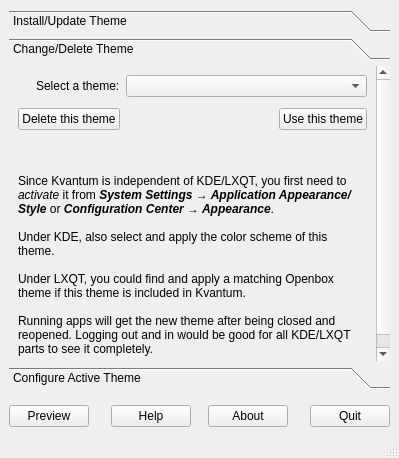
Old version of the form Kvantum/kvantummanager/kvantummanager.ui in the repository tsujan/Kvantum.
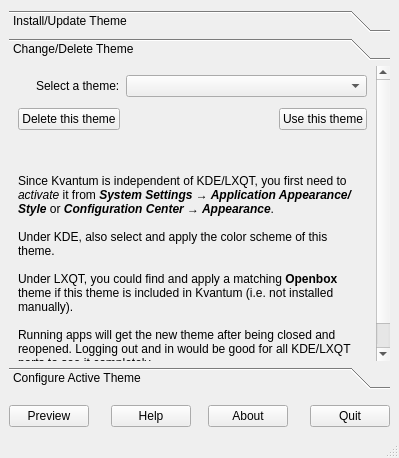
New version of the form. The open tabs and pages were chosen to show the change. Icons and pictures are not drawn.

Commit message:
Don't draw shadow if it doesn't have enough contrast with text.
As far as possible, of course.

What changed in the file:
```diff
--- a/Kvantum/kvantummanager/kvantummanager.ui
+++ b/Kvantum/kvantummanager/kvantummanager.ui
@@ -249,7 +249,7 @@
         <item row="4" column="0" colspan="2">
          <widget class="QLabel" name="usageLabel">
           <property name="text">
-           <string>&lt;br&gt;&lt;br&gt;Since Kvantum is independent of KDE/LXQT, you first need to &lt;i&gt;activate&lt;/i&gt; it from &lt;b&gt;&lt;i&gt;System Settings → Application Appearance/Style&lt;/i&gt;&lt;/b&gt; or &lt;i&gt;&lt;b&gt;Configuration Center → Appearance&lt;/i&gt;&lt;/b&gt;.&lt;br&gt;&lt;br&gt;Under KDE, also select and apply the color scheme of this theme.&lt;br&gt;&lt;br&gt;Under LXQT, you could find and apply a matching Openbox theme if this theme is included in Kvantum.&lt;br&gt;&lt;br&gt;Running apps will get the new theme after being closed and reopened. Logging out and in would be good for all KDE/LXQT parts to see it completely.</string>
+           <string>&lt;br&gt;&lt;br&gt;Since Kvantum is independent of KDE/LXQT, you first need to &lt;i&gt;activate&lt;/i&gt; it from &lt;b&gt;&lt;i&gt;System Settings → Application Appearance/Style&lt;/i&gt;&lt;/b&gt; or &lt;i&gt;&lt;b&gt;Configuration Center → Appearance&lt;/i&gt;&lt;/b&gt;.&lt;br&gt;&lt;br&gt;Under KDE, also select and apply the color scheme of this theme.&lt;br&gt;&lt;br&gt;Under LXQT, you could find and apply a matching &lt;b&gt;Openbox&lt;/b&gt; theme if this theme is included in Kvantum (i.e. not installed manually).&lt;br&gt;&lt;br&gt;Running apps will get the new theme after being closed and reopened. Logging out and in would be good for all KDE/LXQT parts to see it completely.</string>
           </property>
           <property name="textFormat">
            <enum>Qt::RichText</enum>
```
Left out of the diff: 10 changed lines with no effect on the pictures. The commit also changes 2 other files.
